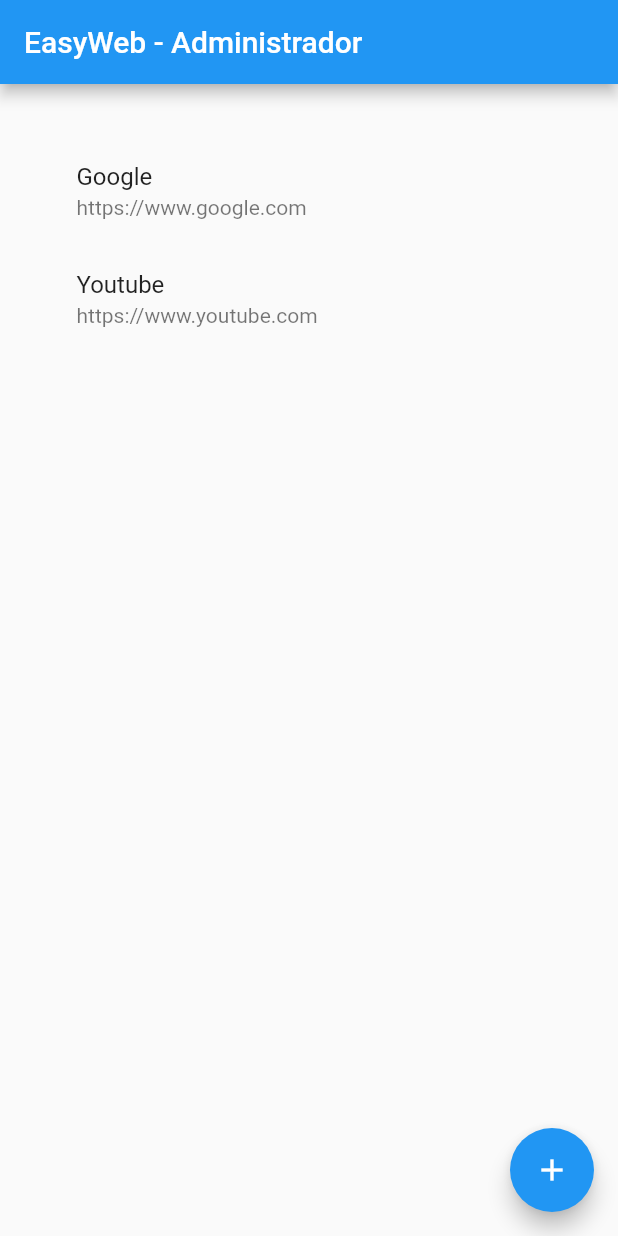
After one commit to lucastarche/hackitba-utc, a Flutter app: the AdminView screen opened directly, on a phone screen of 412 x 824 dp. The commit adds this screen. Run offline on Flutter 3.47's test engine with Material 2 defaults, Android fonts, the light colour scheme and no system bars; our stand-ins replace flutter_redux, redux, webview_flutter.

Commit message:
Funciona la list view

```diff
--- /dev/null
+++ b/lib/admin/admin.dart
@@ -0,0 +1,34 @@
+import 'package:flutter/material.dart';
+import 'package:flutter_redux/flutter_redux.dart';
+import 'package:hackitba_utc/redux/store_content.dart';
+
+class AdminView extends StatefulWidget {
+  const AdminView({Key? key}) : super(key: key);
+
+  @override
+  State<AdminView> createState() => _AdminViewState();
+}
+
+class _AdminViewState extends State<AdminView> {
+  @override
+  Widget build(BuildContext context) {
+    return Scaffold(
+      floatingActionButton: FloatingActionButton(
+        child: Icon(Icons.add),
+        onPressed: () {},
+      ),
+      appBar: AppBar(title: Text("EasyWeb - Administrador")),
+      body: StoreConnector<StoreContent, Widget>(
+        converter: (store) => ListView(children: [
+          ...store.state.webPages.map(
+            (e) => ListTile(title: Text(e.title), subtitle: Text(e.url)),
+          ),
+        ]),
+        builder: (context, child) => Container(
+          child: child,
+          padding: EdgeInsets.all(35),
+        ),
+      ),
+    );
+  }
+}
--- a/lib/main.dart
+++ b/lib/main.dart
@@ -10,8 +10,18 @@
   final store = Store<StoreContent>(mainReducer,
       initialState: StoreContent(
         users: [
-          User(email: "ulilopezpacho@gmail.com", password: "@dminito2"),
-          User(email: "lucastarche@gmail.com", password: "@dminito3"),
+          User(
+              email: "ulilopezpacho@gmail.com",
+              password: "@dminito2",
+              isAdmin: false),
+          User(
+              email: "lucastarche@gmail.com",
+              password: "@dminito3",
+              isAdmin: true),
+        ],
+        webPages: [
+          WebPageElement(url: "https://www.google.com", title: "Google"),
+          WebPageElement(url: "https://www.youtube.com", title: "Youtube"),
         ],
       ));
 
--- a/lib/redux/store_content.dart
+++ b/lib/redux/store_content.dart
@@ -1,13 +1,22 @@
 class StoreContent {
   List<User> users;
+  List<WebPageElement> webPages;
   User? currentUser;
 
-  StoreContent({required this.users, this.currentUser});
+  StoreContent({required this.users, required this.webPages, this.currentUser});
+}
+
+class WebPageElement {
+  final String url;
+  final String title;
+
+  WebPageElement({required this.url, required this.title});
 }
 
 class User {
   String email;
   String password;
+  bool isAdmin;
 
-  User({required this.email, required this.password});
+  User({required this.email, required this.password, required this.isAdmin});
 }
```
Also changed, not shown: lib/login/login_screen.dart (+20 -5 lines), lib/page_view/page_view.dart (+18 -3 lines), pubspec.lock, 2 other files.
